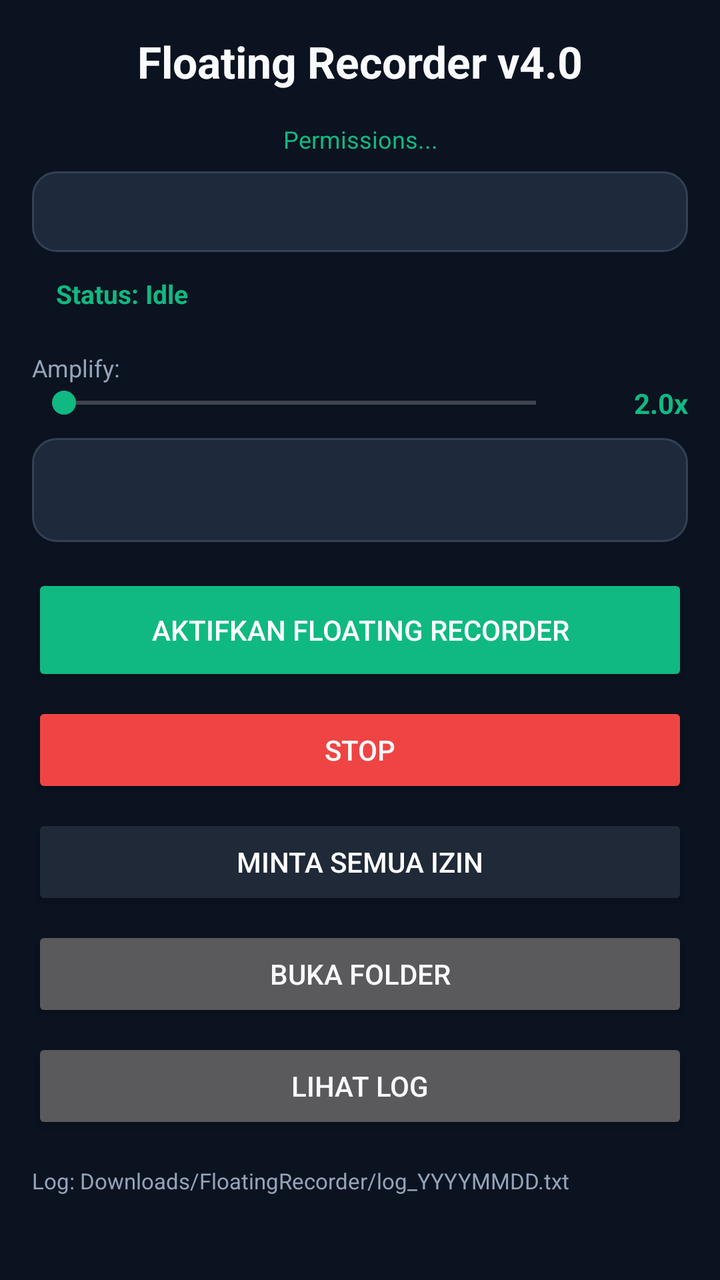
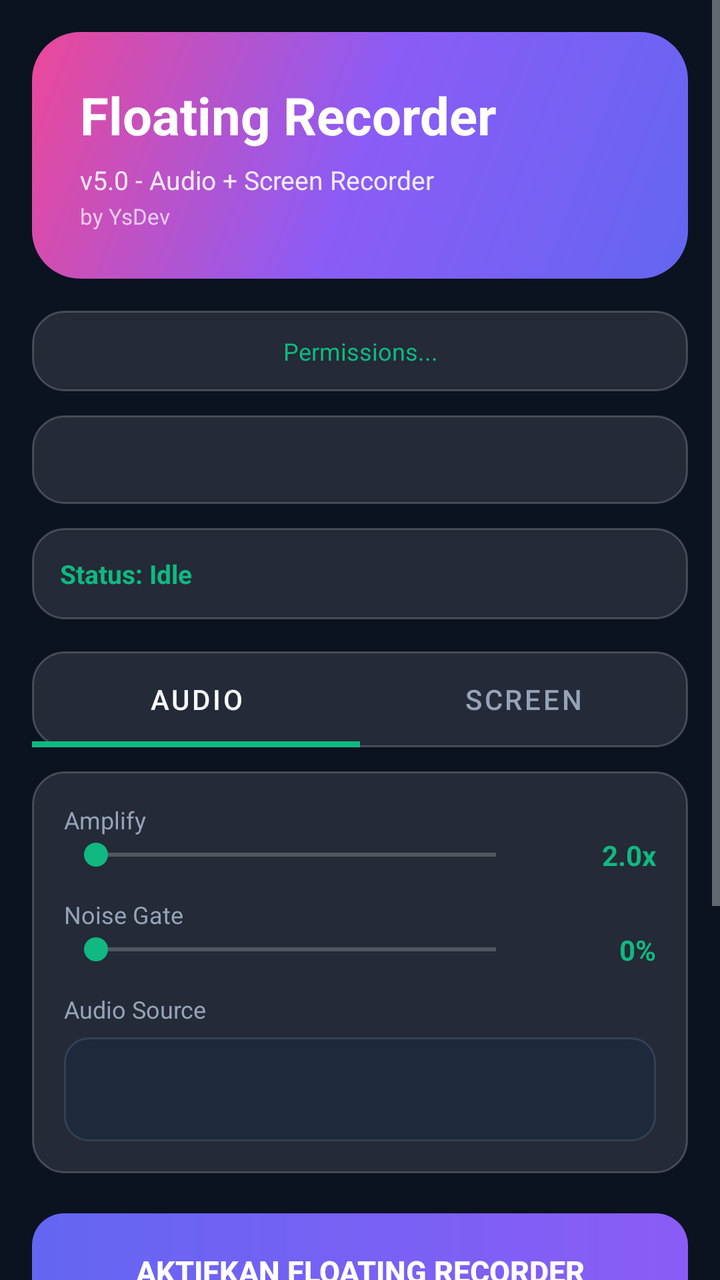

The first picture is an Android layout as it rendered before a commit; the second is the same layout after the commit. The layout source and the unified diff follow.
<!-- AndroidManifest.xml: application theme Theme.FloatingRecorder -->
<!-- res/layout/activity_main.xml -->
<?xml version="1.0" encoding="utf-8"?>
<ScrollView xmlns:android="http://schemas.android.com/apk/res/android"
    android:layout_width="match_parent" android:layout_height="match_parent"
    android:background="@color/bg" android:padding="16dp">
    <LinearLayout android:layout_width="match_parent" android:layout_height="wrap_content"
        android:orientation="vertical">
        <TextView android:layout_width="match_parent" android:layout_height="wrap_content"
            android:text="Floating Recorder v4.0" android:textColor="@color/text"
            android:textSize="22sp" android:textStyle="bold" android:gravity="center"
            android:paddingBottom="8dp"/>
        <TextView android:id="@+id/tvPermStatus" android:layout_width="match_parent"
            android:layout_height="wrap_content" android:padding="8dp"
            android:text="Permissions..." android:textColor="@color/accent_green"
            android:textSize="12sp" android:gravity="center"/>
        <TextView android:id="@+id/tvInfo" android:layout_width="match_parent"
            android:layout_height="wrap_content" android:background="@drawable/card_bg"
            android:padding="12dp" android:textColor="@color/text" android:textSize="12sp"/>
        <TextView android:id="@+id/tvStatus" android:layout_width="match_parent"
            android:layout_height="wrap_content" android:padding="12dp"
            android:text="Status: Idle" android:textColor="@color/accent_green"
            android:textSize="13sp" android:textStyle="bold"/>
        <TextView android:layout_width="match_parent" android:layout_height="wrap_content"
            android:text="Amplify:" android:textColor="@color/text_dim" android:textSize="12sp"
            android:paddingTop="8dp"/>
        <LinearLayout android:layout_width="match_parent" android:layout_height="wrap_content"
            android:orientation="horizontal" android:gravity="center_vertical">
            <SeekBar android:id="@+id/sbAmplify" android:layout_width="0dp"
                android:layout_height="wrap_content" android:layout_weight="1"/>
            <TextView android:id="@+id/tvAmplifyValue" android:layout_width="60dp"
                android:layout_height="wrap_content" android:text="2.0x"
                android:textColor="@color/accent_green" android:textSize="14sp"
                android:textStyle="bold" android:gravity="end"/>
        </LinearLayout>
        <Spinner android:id="@+id/spMode" android:layout_width="match_parent"
            android:layout_height="52dp" android:background="@drawable/card_bg"
            android:layout_marginTop="8dp"/>
        <Button android:id="@+id/btnStart" android:layout_width="match_parent"
            android:layout_height="56dp" android:layout_marginTop="16dp"
            android:text="Aktifkan Floating Recorder" android:textColor="@color/white"
            android:backgroundTint="@color/accent_green"/>
        <Button android:id="@+id/btnStop" android:layout_width="match_parent"
            android:layout_height="48dp" android:layout_marginTop="8dp"
            android:text="Stop" android:textColor="@color/white"
            android:backgroundTint="@color/accent"/>
        <Button android:id="@+id/btnFixPerm" android:layout_width="match_parent"
            android:layout_height="48dp" android:layout_marginTop="8dp"
            android:text="Minta Semua Izin" android:textColor="@color/white"
            android:backgroundTint="@color/primary"/>
        <Button android:id="@+id/btnOpen" android:layout_width="match_parent"
            android:layout_height="48dp" android:layout_marginTop="8dp"
            android:text="Buka Folder" android:textColor="@color/text"/>
        <Button android:id="@+id/btnLogs" android:layout_width="match_parent"
            android:layout_height="48dp" android:layout_marginTop="8dp"
            android:text="Lihat Log" android:textColor="@color/text"/>
        <TextView android:layout_width="match_parent" android:layout_height="wrap_content"
            android:text="Log: Downloads/FloatingRecorder/log_YYYYMMDD.txt"
            android:textColor="@color/text_dim" android:textSize="11sp"
            android:paddingTop="16dp"/>
    </LinearLayout>
</ScrollView>
<!-- resources referenced by this layout -->
<resources>
  <color name="accent">#EF4444</color>
  <color name="accent_green">#10B981</color>
  <color name="bg">#0B1220</color>
  <color name="primary">#1F2937</color>
  <color name="text">#F8FAFC</color>
  <color name="text_dim">#94A3B8</color>
  <color name="white">#FFFFFF</color>
  <!-- drawable card_bg (drawable) -->
  <shape xmlns:android="http://schemas.android.com/apk/res/android">
      <solid android:color="@color/card"/>
      <corners android:radius="12dp"/>
      <stroke android:width="1dp" android:color="#334155"/>
  </shape>
  <style name="Theme.FloatingRecorder" parent="Theme.AppCompat.NoActionBar">
          <item name="colorPrimary">@color/accent</item>
          <item name="colorPrimaryDark">@color/bg</item>
          <item name="colorAccent">@color/accent_green</item>
          <item name="android:windowBackground">@color/bg</item>
          <item name="android:textColor">@color/text</item>
      </style>
  <color name="card">#1E293B</color>
</resources>

<!-- the commit's change to res/layout/activity_main.xml (unified diff, before → after) -->
@@ -1,60 +1,293 @@
 <?xml version="1.0" encoding="utf-8"?>
 <ScrollView xmlns:android="http://schemas.android.com/apk/res/android"
-    android:layout_width="match_parent" android:layout_height="match_parent"
-    android:background="@color/bg" android:padding="16dp">
-    <LinearLayout android:layout_width="match_parent" android:layout_height="wrap_content"
-        android:orientation="vertical">
-        <TextView android:layout_width="match_parent" android:layout_height="wrap_content"
-            android:text="Floating Recorder v4.0" android:textColor="@color/text"
-            android:textSize="22sp" android:textStyle="bold" android:gravity="center"
-            android:paddingBottom="8dp"/>
-        <TextView android:id="@+id/tvPermStatus" android:layout_width="match_parent"
-            android:layout_height="wrap_content" android:padding="8dp"
-            android:text="Permissions..." android:textColor="@color/accent_green"
-            android:textSize="12sp" android:gravity="center"/>
-        <TextView android:id="@+id/tvInfo" android:layout_width="match_parent"
-            android:layout_height="wrap_content" android:background="@drawable/card_bg"
-            android:padding="12dp" android:textColor="@color/text" android:textSize="12sp"/>
-        <TextView android:id="@+id/tvStatus" android:layout_width="match_parent"
-            android:layout_height="wrap_content" android:padding="12dp"
-            android:text="Status: Idle" android:textColor="@color/accent_green"
-            android:textSize="13sp" android:textStyle="bold"/>
-        <TextView android:layout_width="match_parent" android:layout_height="wrap_content"
-            android:text="Amplify:" android:textColor="@color/text_dim" android:textSize="12sp"
-            android:paddingTop="8dp"/>
-        <LinearLayout android:layout_width="match_parent" android:layout_height="wrap_content"
-            android:orientation="horizontal" android:gravity="center_vertical">
-            <SeekBar android:id="@+id/sbAmplify" android:layout_width="0dp"
-                android:layout_height="wrap_content" android:layout_weight="1"/>
-            <TextView android:id="@+id/tvAmplifyValue" android:layout_width="60dp"
-                android:layout_height="wrap_content" android:text="2.0x"
-                android:textColor="@color/accent_green" android:textSize="14sp"
-                android:textStyle="bold" android:gravity="end"/>
-        </LinearLayout>
-        <Spinner android:id="@+id/spMode" android:layout_width="match_parent"
-            android:layout_height="52dp" android:background="@drawable/card_bg"
-            android:layout_marginTop="8dp"/>
-        <Button android:id="@+id/btnStart" android:layout_width="match_parent"
-            android:layout_height="56dp" android:layout_marginTop="16dp"
-            android:text="Aktifkan Floating Recorder" android:textColor="@color/white"
-            android:backgroundTint="@color/accent_green"/>
-        <Button android:id="@+id/btnStop" android:layout_width="match_parent"
-            android:layout_height="48dp" android:layout_marginTop="8dp"
-            android:text="Stop" android:textColor="@color/white"
-            android:backgroundTint="@color/accent"/>
-        <Button android:id="@+id/btnFixPerm" android:layout_width="match_parent"
-            android:layout_height="48dp" android:layout_marginTop="8dp"
-            android:text="Minta Semua Izin" android:textColor="@color/white"
-            android:backgroundTint="@color/primary"/>
-        <Button android:id="@+id/btnOpen" android:layout_width="match_parent"
-            android:layout_height="48dp" android:layout_marginTop="8dp"
-            android:text="Buka Folder" android:textColor="@color/text"/>
-        <Button android:id="@+id/btnLogs" android:layout_width="match_parent"
-            android:layout_height="48dp" android:layout_marginTop="8dp"
-            android:text="Lihat Log" android:textColor="@color/text"/>
-        <TextView android:layout_width="match_parent" android:layout_height="wrap_content"
-            android:text="Log: Downloads/FloatingRecorder/log_YYYYMMDD.txt"
-            android:textColor="@color/text_dim" android:textSize="11sp"
-            android:paddingTop="16dp"/>
+    xmlns:app="http://schemas.android.com/apk/res-auto"
+    android:layout_width="match_parent"
+    android:layout_height="match_parent"
+    android:background="@color/bg"
+    android:fillViewport="true">
+
+    <LinearLayout
+        android:layout_width="match_parent"
+        android:layout_height="wrap_content"
+        android:orientation="vertical"
+        android:padding="16dp">
+
+        <LinearLayout
+            android:layout_width="match_parent"
+            android:layout_height="wrap_content"
+            android:background="@drawable/hero_gradient"
+            android:orientation="vertical"
+            android:padding="24dp">
+
+            <TextView
+                android:layout_width="match_parent"
+                android:layout_height="wrap_content"
+                android:text="Floating Recorder"
+                android:textColor="@color/white"
+                android:textSize="26sp"
+                android:textStyle="bold" />
+
+            <TextView
+                android:layout_width="match_parent"
+                android:layout_height="wrap_content"
+                android:layout_marginTop="6dp"
+                android:text="v5.0 - Audio + Screen Recorder"
+                android:textColor="#E0FFFFFF"
+                android:textSize="13sp" />
+
+            <TextView
+                android:layout_width="match_parent"
+                android:layout_height="wrap_content"
+                android:layout_marginTop="2dp"
+                android:text="by YsDev"
+                android:textColor="#B0FFFFFF"
+                android:textSize="11sp" />
+        </LinearLayout>
+
+        <TextView
+            android:id="@+id/tvPermStatus"
+            android:layout_width="match_parent"
+            android:layout_height="wrap_content"
+            android:layout_marginTop="16dp"
+            android:background="@drawable/card_glass"
+            android:gravity="center"
+            android:padding="12dp"
+            android:text="Permissions..."
+            android:textColor="@color/accent_green"
+            android:textSize="12sp" />
+
+        <TextView
+            android:id="@+id/tvInfo"
+            android:layout_width="match_parent"
+            android:layout_height="wrap_content"
+            android:layout_marginTop="12dp"
+            android:background="@drawable/card_glass"
+            android:lineSpacingExtra="4dp"
+            android:padding="14dp"
+            android:textColor="@color/text"
+            android:textSize="12sp" />
+
+        <TextView
+            android:id="@+id/tvStatus"
+            android:layout_width="match_parent"
+            android:layout_height="wrap_content"
+            android:layout_marginTop="12dp"
+            android:background="@drawable/card_glass"
+            android:padding="14dp"
+            android:text="Status: Idle"
+            android:textColor="@color/accent_green"
+            android:textSize="13sp"
+            android:textStyle="bold" />
+
+        <com.google.android.material.tabs.TabLayout
+            android:id="@+id/tabMode"
+            android:layout_width="match_parent"
+            android:layout_height="wrap_content"
+            android:layout_marginTop="16dp"
+            android:background="@drawable/card_glass"
+            app:tabIndicatorColor="@color/accent_green"
+            app:tabIndicatorHeight="3dp"
+            app:tabSelectedTextColor="@color/text"
+            app:tabTextColor="@color/text_dim">
+
+            <com.google.android.material.tabs.TabItem
+                android:layout_width="wrap_content"
+                android:layout_height="wrap_content"
+                android:text="Audio" />
+
+            <com.google.android.material.tabs.TabItem
+                android:layout_width="wrap_content"
+                android:layout_height="wrap_content"
+                android:text="Screen" />
+        </com.google.android.material.tabs.TabLayout>
+
+        <LinearLayout
+            android:id="@+id/panelAudio"
+            android:layout_width="match_parent"
+            android:layout_height="wrap_content"
+            android:layout_marginTop="12dp"
+            android:background="@drawable/card_glass"
+            android:orientation="vertical"
+            android:padding="16dp">
+
+            <TextView
+                android:layout_width="wrap_content"
+                android:layout_height="wrap_content"
+                android:text="Amplify"
+                android:textColor="@color/text_dim"
+                android:textSize="12sp" />
+
+            <LinearLayout
+                android:layout_width="match_parent"
+                android:layout_height="wrap_content"
+                android:gravity="center_vertical"
+                android:orientation="horizontal">
+
+                <SeekBar
+                    android:id="@+id/sbAmplify"
+                    android:layout_width="0dp"
+                    android:layout_height="wrap_content"
+                    android:layout_weight="1" />
+
+                <TextView
+                    android:id="@+id/tvAmplifyValue"
+                    android:layout_width="64dp"
+                    android:layout_height="wrap_content"
+                    android:gravity="end"
+                    android:text="2.0x"
+                    android:textColor="@color/accent_green"
+                    android:textSize="14sp"
+                    android:textStyle="bold" />
+            </LinearLayout>
+
+            <TextView
+                android:layout_width="wrap_content"
+                android:layout_height="wrap_content"
+                android:layout_marginTop="12dp"
+                android:text="Noise Gate"
+                android:textColor="@color/text_dim"
+                android:textSize="12sp" />
+
+            <LinearLayout
+                android:layout_width="match_parent"
+                android:layout_height="wrap_content"
+                android:gravity="center_vertical"
+                android:orientation="horizontal">
+
+                <SeekBar
+                    android:id="@+id/sbNoiseGate"
+                    android:layout_width="0dp"
+                    android:layout_height="wrap_content"
+                    android:layout_weight="1" />
+
+                <TextView
+                    android:id="@+id/tvNoiseValue"
+                    android:layout_width="64dp"
+                    android:layout_height="wrap_content"
+                    android:gravity="end"
+                    android:text="0%"
+                    android:textColor="@color/accent_green"
+                    android:textSize="14sp"
+                    android:textStyle="bold" />
+            </LinearLayout>
+
+            <TextView
+                android:layout_width="wrap_content"
+                android:layout_height="wrap_content"
+                android:layout_marginTop="12dp"
+                android:text="Audio Source"
+                android:textColor="@color/text_dim"
+                android:textSize="12sp" />
+
+            <Spinner
+                android:id="@+id/spMode"
+                android:layout_width="match_parent"
+                android:layout_height="52dp"
+                android:layout_marginTop="6dp"
+                android:background="@drawable/card_bg" />
+        </LinearLayout>
+
+        <LinearLayout
+            android:id="@+id/panelScreen"
+            android:layout_width="match_parent"
+            android:layout_height="wrap_content"
+            android:layout_marginTop="12dp"
+            android:background="@drawable/card_glass"
+            android:orientation="vertical"
+            android:padding="16dp"
+            android:visibility="gone">
+
+            <TextView
+                android:layout_width="wrap_content"
+                android:layout_height="wrap_content"
+                android:text="Screen Recorder"
+                android:textColor="@color/text"
+                android:textSize="15sp"
+                android:textStyle="bold" />
+
+            <TextView
+                android:layout_width="wrap_content"
+                android:layout_height="wrap_content"
+                android:layout_marginTop="10dp"
+                android:text="Default: 1080p - 30 FPS - 8 Mbps"
+                android:textColor="@color/text_dim"
+                android:textSize="12sp" />
+
+            <TextView
+                android:layout_width="wrap_content"
+                android:layout_height="wrap_content"
+                android:layout_marginTop="8dp"
+                android:lineSpacingExtra="3dp"
+                android:text="Tap floating button (mode Screen) untuk mulai. File disimpan di Movies/FloatingRecorder/."
+                android:textColor="@color/text_dim"
+                android:textSize="11sp" />
+        </LinearLayout>
+
+        <Button
+            android:id="@+id/btnStart"
+            android:layout_width="match_parent"
+            android:layout_height="58dp"
+            android:layout_marginTop="20dp"
+            android:background="@drawable/btn_primary"
+            android:text="Aktifkan Floating Recorder"
+            android:textColor="@color/white"
+            android:textSize="15sp"
+            android:textStyle="bold" />
+
+        <Button
+            android:id="@+id/btnStop"
+            android:layout_width="match_parent"
+            android:layout_height="50dp"
+            android:layout_marginTop="8dp"
+            android:backgroundTint="@color/accent"
+            android:text="Stop"
+            android:textColor="@color/white" />
+
+        <Button
+            android:id="@+id/btnFixPerm"
+            android:layout_width="match_parent"
+            android:layout_height="50dp"
+            android:layout_marginTop="8dp"
+            android:backgroundTint="@color/primary"
+            android:text="Minta Semua Izin"
+            android:textColor="@color/white" />
+
+        <LinearLayout
+            android:layout_width="match_parent"
+            android:layout_height="wrap_content"
+            android:layout_marginTop="8dp"
+            android:orientation="horizontal">
+
+            <Button
+                android:id="@+id/btnFiles"
+                android:layout_width="0dp"
+                android:layout_height="50dp"
+                android:layout_marginEnd="4dp"
+                android:layout_weight="1"
+                android:backgroundTint="@color/card_elevated"
+                android:text="Files"
+                android:textColor="@color/text" />
+
+            <Button
+                android:id="@+id/btnLogs"
+                android:layout_width="0dp"
+                android:layout_height="50dp"
+                android:layout_marginStart="4dp"
+                android:layout_weight="1"
+                android:backgroundTint="@color/card_elevated"
+                android:text="Logs"
+                android:textColor="@color/text" />
+        </LinearLayout>
+
+        <TextView
+            android:layout_width="match_parent"
+            android:layout_height="wrap_content"
+            android:layout_marginTop="20dp"
+            android:gravity="center"
+            android:lineSpacingExtra="2dp"
+            android:text="Tips: Gunakan headset untuk hasil terbaik. Log disimpan di Android/data/com.ysdev.floatingrecorder/files/logs/"
+            android:textColor="@color/text_muted"
+            android:textSize="11sp" />
+
     </LinearLayout>
 </ScrollView>
<!-- resource entries referenced after the edit -->
@@ -1,24 +1,54 @@
 <!-- resources referenced by this layout -->
 <resources>
-  <color name="accent">#EF4444</color>
+  <color name="accent">#F43F5E</color>
   <color name="accent_green">#10B981</color>
   <color name="bg">#0B1220</color>
-  <color name="primary">#1F2937</color>
+  <color name="card_elevated">#334155</color>
+  <color name="primary">#6366F1</color>
   <color name="text">#F8FAFC</color>
   <color name="text_dim">#94A3B8</color>
+  <color name="text_muted">#64748B</color>
   <color name="white">#FFFFFF</color>
+  <!-- drawable btn_primary (drawable) -->
+  <?xml version="1.0" encoding="utf-8"?>
+  <shape xmlns:android="http://schemas.android.com/apk/res/android">
+      <gradient
+          android:angle="0"
+          android:startColor="#6366F1"
+          android:endColor="#8B5CF6" />
+      <corners android:radius="16dp" />
+  </shape>
   <!-- drawable card_bg (drawable) -->
+  <?xml version="1.0" encoding="utf-8"?>
   <shape xmlns:android="http://schemas.android.com/apk/res/android">
-      <solid android:color="@color/card"/>
-      <corners android:radius="12dp"/>
-      <stroke android:width="1dp" android:color="#334155"/>
+      <solid android:color="@color/card" />
+      <corners android:radius="12dp" />
+      <stroke android:width="1dp" android:color="#334155" />
   </shape>
-  <style name="Theme.FloatingRecorder" parent="Theme.AppCompat.NoActionBar">
-          <item name="colorPrimary">@color/accent</item>
+  <!-- drawable card_glass (drawable) -->
+  <?xml version="1.0" encoding="utf-8"?>
+  <shape xmlns:android="http://schemas.android.com/apk/res/android">
+      <solid android:color="#1AFFFFFF" />
+      <stroke android:width="1dp" android:color="#33FFFFFF" />
+      <corners android:radius="16dp" />
+  </shape>
+  <!-- drawable hero_gradient (drawable) -->
+  <?xml version="1.0" encoding="utf-8"?>
+  <shape xmlns:android="http://schemas.android.com/apk/res/android">
+      <gradient
+          android:angle="135"
+          android:startColor="#6366F1"
+          android:centerColor="#8B5CF6"
+          android:endColor="#EC4899" />
+      <corners android:radius="24dp" />
+  </shape>
+  <style name="Theme.FloatingRecorder" parent="Theme.MaterialComponents.NoActionBar">
+          <item name="colorPrimary">@color/primary</item>
           <item name="colorPrimaryDark">@color/bg</item>
           <item name="colorAccent">@color/accent_green</item>
           <item name="android:windowBackground">@color/bg</item>
           <item name="android:textColor">@color/text</item>
+          <item name="android:statusBarColor" tools:targetApi="l">@color/bg</item>
       </style>
   <color name="card">#1E293B</color>
 </resources>
